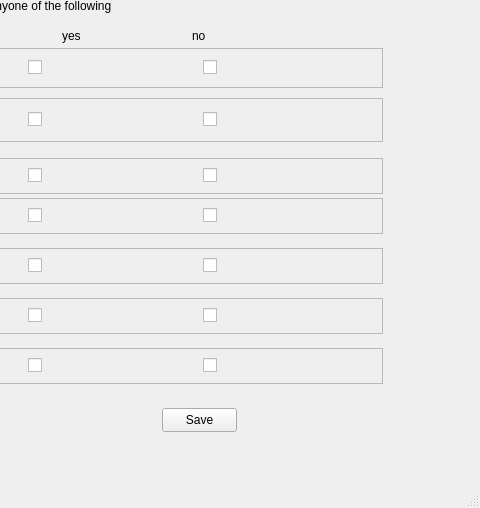
Qt form Forms/dashboard.ui (Arch-Frost/OneBlood) before a commit; both pictures show x 348 to 828 and y 92 to 600 of the 828 by 600 pixel window.
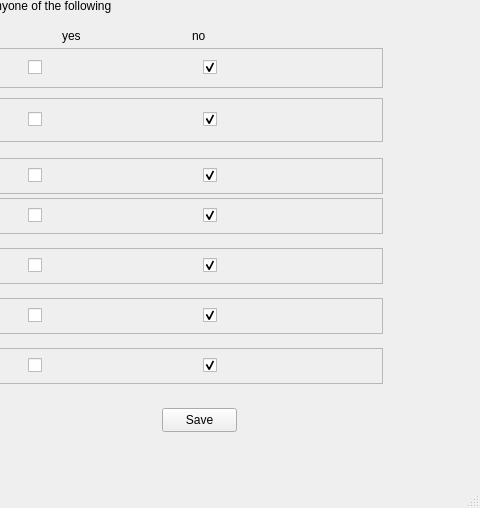
The same form after that commit. The open tabs and pages were chosen to show the change.

Commit message: Trying to add Medical History Page Functionality

```diff
--- a/Forms/dashboard.ui
+++ b/Forms/dashboard.ui
@@ -875,6 +875,9 @@
          <property name="text">
           <string/>
          </property>
+         <property name="checked">
+          <bool>true</bool>
+         </property>
          <property name="autoExclusive">
           <bool>true</bool>
          </property>
@@ -920,6 +923,9 @@
          <property name="text">
           <string/>
          </property>
+         <property name="checked">
+          <bool>true</bool>
+         </property>
          <property name="autoExclusive">
           <bool>true</bool>
          </property>
@@ -968,6 +974,9 @@
          <property name="text">
           <string/>
          </property>
+         <property name="checked">
+          <bool>true</bool>
+         </property>
          <property name="autoExclusive">
           <bool>true</bool>
          </property>
@@ -1013,6 +1022,9 @@
          <property name="text">
           <string/>
          </property>
+         <property name="checked">
+          <bool>true</bool>
+         </property>
          <property name="autoExclusive">
           <bool>true</bool>
          </property>
@@ -1058,6 +1070,9 @@
          <property name="text">
           <string/>
          </property>
+         <property name="checked">
+          <bool>true</bool>
+         </property>
          <property name="autoExclusive">
           <bool>true</bool>
          </property>
@@ -1103,6 +1118,9 @@
          <property name="text">
           <string/>
          </property>
+         <property name="checked">
+          <bool>true</bool>
+         </property>
          <property name="autoExclusive">
           <bool>true</bool>
          </property>
@@ -1148,6 +1166,9 @@
          <property name="text">
           <string/>
          </property>
+         <property name="checked">
+          <bool>true</bool>
+         </property>
          <property name="autoExclusive">
           <bool>true</bool>
          </property>
```
Left out of the diff: 5 changed lines with no effect on the pictures. The commit also changes 2 other files.
